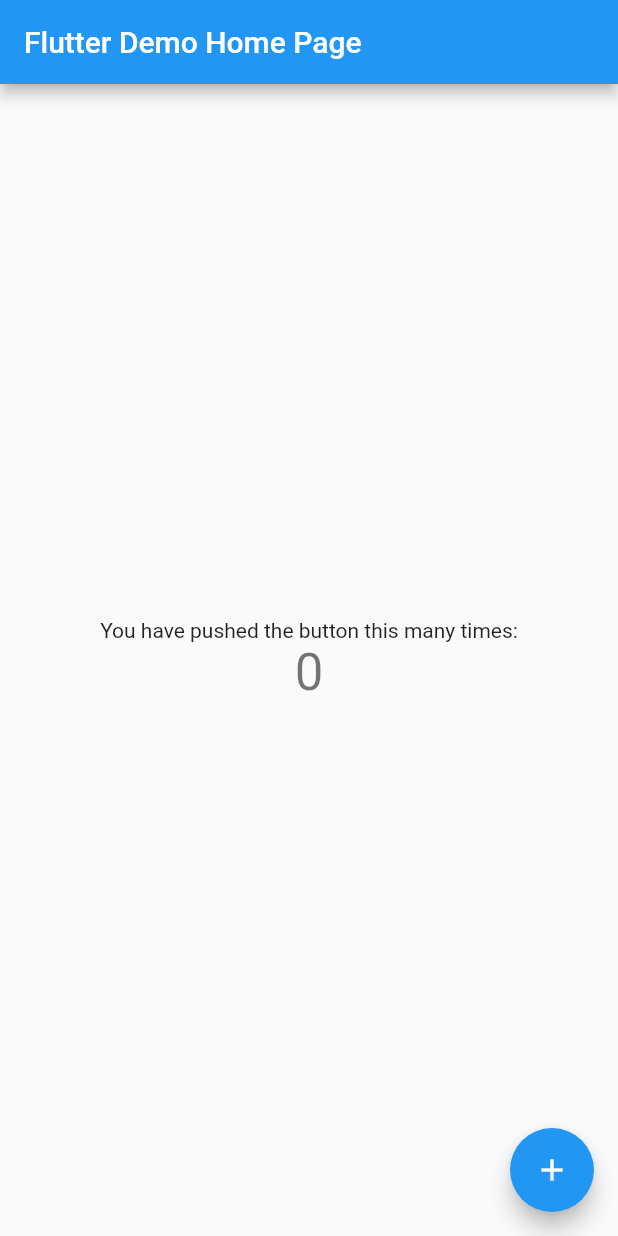
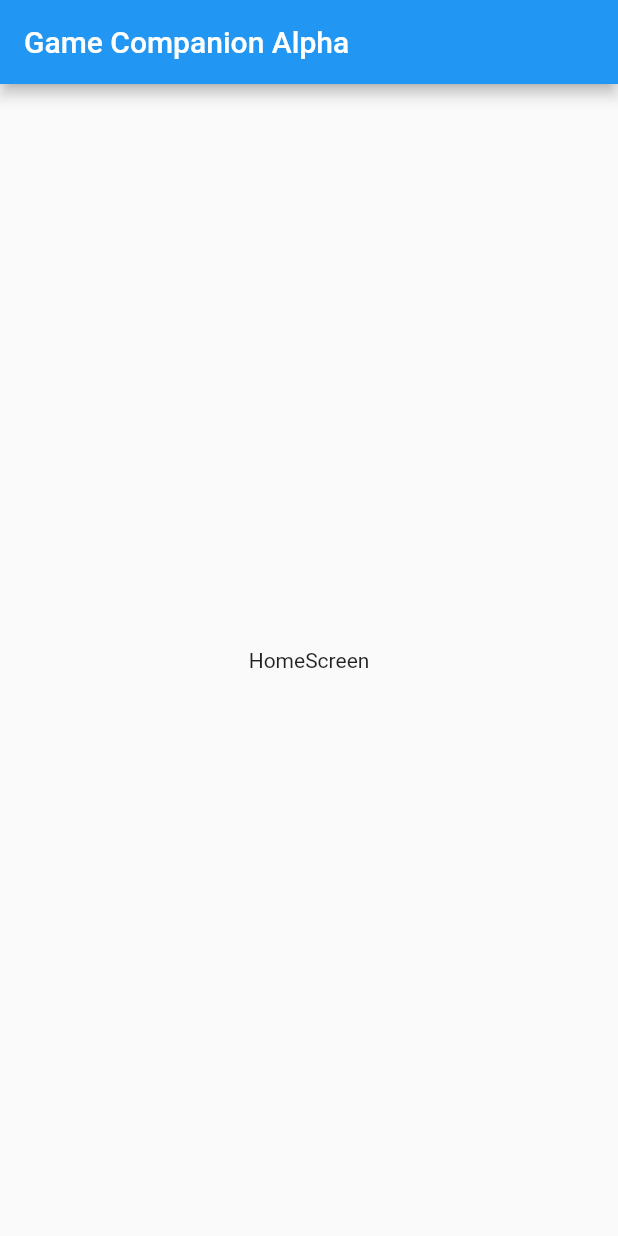
Before and after one commit to InformatikPGWV/game_app, a Flutter app: the screen it shows after launch, on a phone screen of 412 x 824 dp. Run offline on Flutter 3.47's test engine with Material 2 defaults, Android fonts, the phone set to English and light mode, and no system bars.

Commit message:
basic setup

```diff
--- a/analysis_options.yaml
+++ b/analysis_options.yaml
@@ -24,6 +24,7 @@ linter:
   rules:
     # avoid_print: false  # Uncomment to disable the `avoid_print` rule
     # prefer_single_quotes: true  # Uncomment to enable the `prefer_single_quotes` rule
+    prefer_const_constructors: false,
 
 # Additional information about this file can be found at
 # https://dart.dev/guides/language/analysis-options
--- a/lib/main.dart
+++ b/lib/main.dart
@@ -1,4 +1,6 @@
 import 'package:flutter/material.dart';
+
+import 'src/home_screen.dart';
 
 void main() {
   runApp(const MyApp());
@@ -11,105 +13,33 @@ class MyApp extends StatelessWidget {
   @override
   Widget build(BuildContext context) {
     return MaterialApp(
-      title: 'Flutter Demo',
+      title: 'Game Companion Alpha',
       theme: ThemeData(
-        // This is the theme of your application.
-        //
-        // Try running your application with "flutter run". You'll see the
-        // application has a blue toolbar. Then, without quitting the app, try
-        // changing the primarySwatch below to Colors.green and then invoke
-        // "hot reload" (press "r" in the console where you ran "flutter run",
-        // or simply save your changes to "hot reload" in a Flutter IDE).
-        // Notice that the counter didn't reset back to zero; the application
-        // is not restarted.
-        primarySwatch: Colors.blue,
+        colorScheme: ColorScheme.fromSwatch().copyWith(
+          primary: Colors.blue,
+          secondary: Colors.blueAccent,
+        ),
       ),
-      home: const MyHomePage(title: 'Flutter Demo Home Page'),
+      routes: {
+        HomePage.routeName: (context) => HomePage(),
+      },
+      initialRoute: HomePage.routeName,
     );
   }
 }
 
-class MyHomePage extends StatefulWidget {
-  const MyHomePage({Key? key, required this.title}) : super(key: key);
-
-  // This widget is the home page of your application. It is stateful, meaning
-  // that it has a State object (defined below) that contains fields that affect
-  // how it looks.
-
-  // This class is the configuration for the state. It holds the values (in this
-  // case the title) provided by the parent (in this case the App widget) and
-  // used by the build method of the State. Fields in a Widget subclass are
-  // always marked "final".
-
-  final String title;
-
-  @override
-  State<MyHomePage> createState() => _MyHomePageState();
-}
-
-class _MyHomePageState extends State<MyHomePage> {
-  int _counter = 0;
-
-  void _incrementCounter() {
-    setState(() {
-      // This call to setState tells the Flutter framework that something has
-      // changed in this State, which causes it to rerun the build method below
-      // so that the display can reflect the updated values. If we changed
-      // _counter without calling setState(), then the build method would not be
-      // called again, and so nothing would appear to happen.
-      _counter++;
-    });
-  }
+class HomePage extends StatelessWidget {
+  const HomePage({Key? key}) : super(key: key);
+  static const routeName = "/";
 
   @override
   Widget build(BuildContext context) {
-    // This method is rerun every time setState is called, for instance as done
-    // by the _incrementCounter method above.
-    //
-    // The Flutter framework has been optimized to make rerunning build methods
-    // fast, so that you can just rebuild anything that needs updating rather
-    // than having to individually change instances of widgets.
     return Scaffold(
       appBar: AppBar(
-        // Here we take the value from the MyHomePage object that was created by
-        // the App.build method, and use it to set our appbar title.
-        title: Text(widget.title),
+        title: Text("Game Companion Alpha"),
+        centerTitle: false,
       ),
-      body: Center(
-        // Center is a layout widget. It takes a single child and positions it
-        // in the middle of the parent.
-        child: Column(
-          // Column is also a layout widget. It takes a list of children and
-          // arranges them vertically. By default, it sizes itself to fit its
-          // children horizontally, and tries to be as tall as its parent.
-          //
-          // Invoke "debug painting" (press "p" in the console, choose the
-          // "Toggle Debug Paint" action from the Flutter Inspector in Android
-          // Studio, or the "Toggle Debug Paint" command in Visual Studio Code)
-          // to see the wireframe for each widget.
-          //
-          // Column has various properties to control how it sizes itself and
-          // how it positions its children. Here we use mainAxisAlignment to
-          // center the children vertically; the main axis here is the vertical
-          // axis because Columns are vertical (the cross axis would be
-          // horizontal).
-          mainAxisAlignment: MainAxisAlignment.center,
-          children: <Widget>[
-            const Text(
-              'You have pushed the button this many times:',
-            ),
-            Text(
-              '$_counter',
-              style: Theme.of(context).textTheme.headline4,
-            ),
-          ],
-        ),
-      ),
-      floatingActionButton: FloatingActionButton(
-        onPressed: _incrementCounter,
-        tooltip: 'Increment',
-        child: const Icon(Icons.add),
-      ), // This trailing comma makes auto-formatting nicer for build methods.
+      body: HomeScreen(),
     );
   }
 }
--- /dev/null
+++ b/lib/src/home_screen.dart
@@ -0,0 +1,14 @@
+import 'package:flutter/material.dart';
+
+class HomeScreen extends StatelessWidget {
+  const HomeScreen({Key? key}) : super(key: key);
+
+  @override
+  Widget build(BuildContext context) {
+    return Container(
+      child: Center(
+        child: Text("HomeScreen"),
+      ),
+    );
+  }
+}
```
Also changed, not shown: 3 other files.
